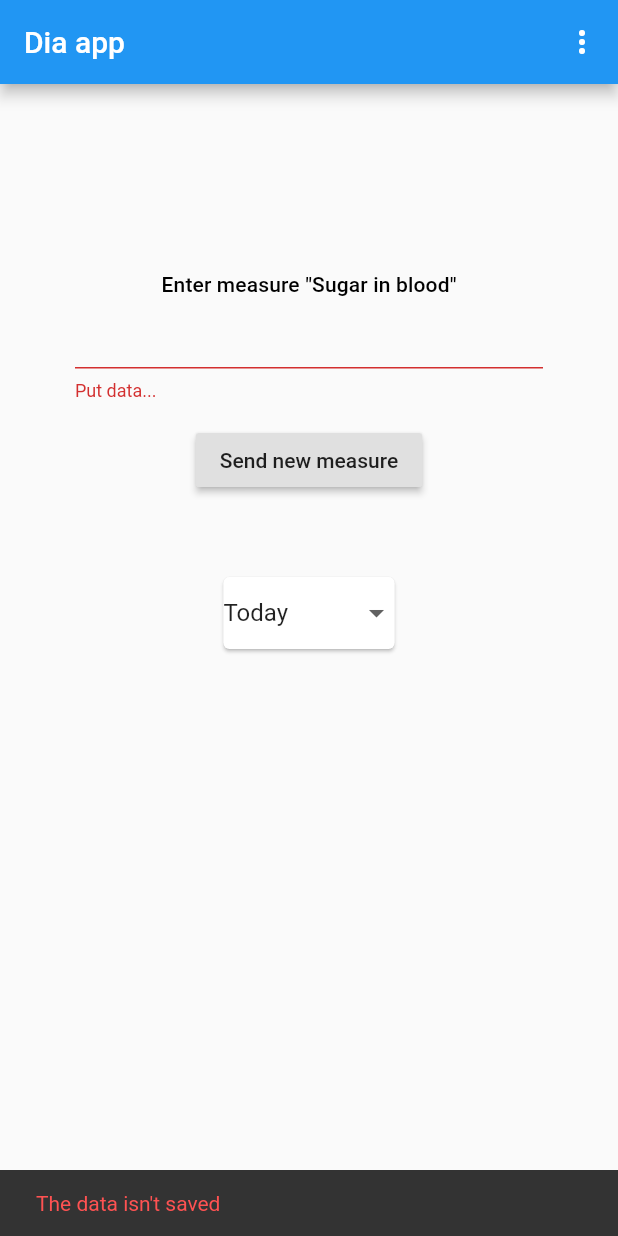
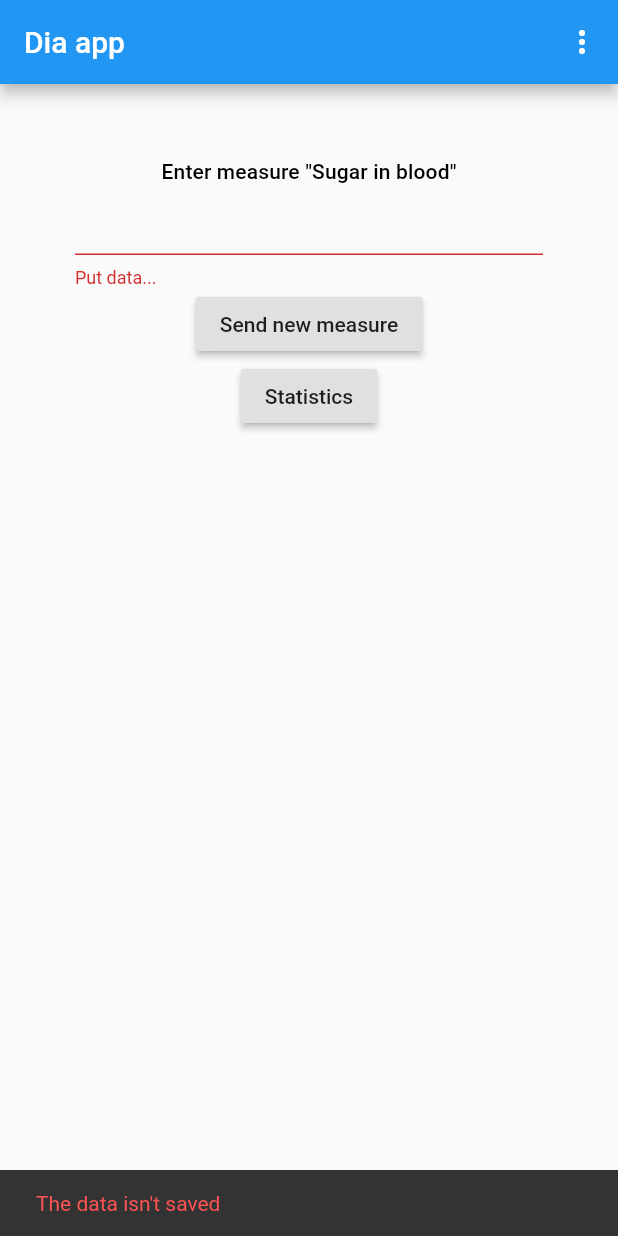
Before and after one commit to dina200/dapp, a Flutter app: the screen it shows once a user with an empty profile is signed in, after a tap on "Send new measure", on a phone screen of 412 x 824 dp. Run offline on Flutter 3.47's test engine with Material 2 defaults, Android fonts, the phone set to English and light mode, and no system bars; our stand-ins replace cloud_firestore, firebase_auth, rxdart, shared_preferences; accounts and stored records are empty; network calls fail.

```diff
--- a/lib/features/main_screen.dart
+++ b/lib/features/main_screen.dart
@@ -1,10 +1,7 @@
-import 'package:cloud_firestore/cloud_firestore.dart';
 import 'package:d_app/features/profile_modal.dart';
-import 'package:d_app/models/user.dart';
-import 'package:d_app/widgets/filter_widget.dart';
+import 'package:d_app/features/statistic_screen.dart';
+import 'package:d_app/firebase/firebase.dart';
 import 'package:flutter/material.dart';
-import 'package:d_app/firebase/firebase.dart';
-import 'package:charts_flutter/flutter.dart' as charts;
 
 class MainScreen extends StatefulWidget {
   final FireBase fireBase;
@@ -19,20 +16,7 @@ class _MainScreenState extends State<MainScreen> {
   final _key = GlobalKey<FormFieldState<String>>();
   final _formKey = GlobalKey<FormState>();
   final _focus = FocusNode();
-
-  List<charts.Series<Statistic, int>> _seriesLineData;
-
-  var linesalesdata = [
-    Statistic(1568285740080, 2.5),
-    Statistic(1568367894667, 8.2),
-    Statistic(1568369488721, 1.2),
-  ];
-
-  @override
-  void initState() {
-    _seriesLineData = List<charts.Series<Statistic, int>>();
-    super.initState();
-  }
+  final GlobalKey<ScaffoldState> _scaffoldKey = GlobalKey<ScaffoldState>();
 
   List<PopupItem> get choices => <PopupItem>[
         PopupItem(
@@ -42,8 +26,17 @@ class _MainScreenState extends State<MainScreen> {
               context: context,
               builder: (context) {
                 return ProfileScreen(fireBase: widget.fireBase);
-                  });
-            }),
+              },
+            );
+          },
+        ),
+        PopupItem(
+          title: 'Statistic',
+          onTap: () {
+            Navigator.of(context)
+                .push(StatisticScreen.buildPageRoute(widget.fireBase));
+          },
+        ),
         PopupItem(
           title: 'Quit',
           onTap: () {
@@ -61,6 +54,7 @@ class _MainScreenState extends State<MainScreen> {
         },
         child: SafeArea(
           child: Scaffold(
+            key: _scaffoldKey,
             appBar: AppBar(
               title: Text('Dia app'),
               actions: <Widget>[
@@ -79,10 +73,9 @@ class _MainScreenState extends State<MainScreen> {
                 ),
               ],
             ),
-            body: Builder(builder: (context) {
-              return SingleChildScrollView(
-                child: Container(
+            body: Container(
               constraints: constraints,
+              alignment: Alignment.topCenter,
               child: Form(
                 key: _formKey,
                 onChanged: () {
@@ -90,29 +83,22 @@ class _MainScreenState extends State<MainScreen> {
                 },
                 child: Column(
                   children: <Widget>[
-                        Expanded(
+                    Container(
+                      alignment: Alignment.topCenter,
+                      padding: const EdgeInsets.only(
+                          top: 50, left: 50.0, right: 50.0),
                       child: Column(
-                            children: <Widget>[
-                              Expanded(
-                                child: Container(
-                                  alignment: Alignment.bottomCenter,
-                                  padding: const EdgeInsets.symmetric(
-                                      vertical: 15.0, horizontal: 50.0),
-                                  child: Column(
-                                    mainAxisAlignment: MainAxisAlignment.end,
                         children: <Widget>[
                           Text(
                             'Enter measure "Sugar in blood"',
-                                        style: Theme.of(context)
-                                            .textTheme
-                                            .subtitle,
+                            style: Theme.of(context).textTheme.subtitle,
                           ),
                           TextFormField(
                             key: _key,
                             textAlign: TextAlign.center,
                             onSaved: (value) {
-                                          setState(() => _key.currentState
-                                              .setValue(value));
+                              setState(
+                                  () => _key.currentState.setValue(value));
                             },
                             keyboardType: TextInputType.number,
                             autovalidate: true,
@@ -135,101 +121,41 @@ class _MainScreenState extends State<MainScreen> {
                         ],
                       ),
                     ),
-                              ),
                     RaisedButton(
                       child: Text('Send new measure'),
                       onPressed: () {
                         if (_key.currentState.validate()) {
-                                    double v = double.tryParse(
-                                        _key.currentState.value);
-                                    Scaffold.of(context).showSnackBar(SnackBar(
-                                      content: Text('The data is saved'),
-                                    ));
+                          double v = double.tryParse(_key.currentState.value);
+                          _showInSnackBar(Text('The data is saved'));
                           widget.fireBase.setSugarInBlood(v);
                         } else {
-                                    Scaffold.of(context).showSnackBar(SnackBar(
-                                      content: Text(
+                          _showInSnackBar(Text(
                             'The data isn\'t saved',
-                                        style:
-                                            TextStyle(color: Colors.redAccent),
-                                      ),
+                            style: TextStyle(color: Colors.redAccent),
                           ));
                         }
+                      },
+                    ),
+
+                    RaisedButton(
+                      child: Text('Statistics'),
+                      onPressed: () {
+                        Navigator.of(context)
+                            .push(StatisticScreen.buildPageRoute(widget.fireBase));
                       },
                     ),
                   ],
                 ),
               ),
-                        Expanded(
-                          flex: 2,
-                          child: Column(
-                            children: <Widget>[
-                              Container(
-                                padding: EdgeInsets.symmetric(
-                                    vertical: 50, horizontal: 20),
-                                child: StreamBuilder<QuerySnapshot>(
-                                  stream: widget.fireBase.statisticStream,
-                                  builder: (context, snapshot) {
-                                    if(!snapshot.hasData){
-                                      return LinearProgressIndicator();
-                                    }
-                                    var list = snapshot.data.documents.map((e){
-                                      var tm = int.tryParse(e.data['timeMeasure'].toString());
-                                      return Statistic(tm, e.data['sugarInBlood']);
-                                    }).toList();
-                                    return Card(
-                                      child: Column(
-                                        children: <Widget>[
-                                          FilterTile(
-                                              filters: _createFilters(),
-                                              onSort: null),
-
-//                                          SizedBox(
-//                                            width: constraints.maxWidth,
-//                                            height: constraints.maxHeight / 5,
-//                                            child: charts.LineChart(
-//                                              _seriesLineData
-//                                                ..add(
-//                                                charts.Series(
-//                                                  colorFn: (__, _) => charts.ColorUtil.fromDartColor(Color(0xffff9900)),
-//                                                  id: 'Air Pollution',
-//                                                  data: list,
-//                                                  domainFn: (Statistic stat, _) =>
-//                                                  stat.timeMeasure - list[0].timeMeasure,
-//                                                  measureFn: (Statistic sales, _) => sales.sugarInBlood,
-//                                                ),
-//                                              ),
-//                                            ),
-//                                          ),
-                                        ],
             ),
-                                    );
-                                  }
-                                ),
-                              ),
-                            ],
-                          ),
-                        )
-                      ],
-                    ),
-                  ),
-                ),
-              );
-            }),
           ),
         ),
       );
     });
   }
 
-  List<Filter> _createFilters() {
-    return <Filter>[
-      Filter(name: 'Today', filter: Filters.Today),
-      Filter(name: 'Last 7 days', filter: Filters.Week),
-      Filter(name: 'Last 30 days', filter: Filters.ThisMonth),
-      Filter(name: 'Year', filter: Filters.ThisYear),
-      Filter(name: 'All', filter: Filters.All),
-    ];
+  void _showInSnackBar(Text text) {
+    _scaffoldKey.currentState.showSnackBar(SnackBar(content: text));
   }
 }
 
--- a/lib/main.dart
+++ b/lib/main.dart
@@ -1,3 +1,4 @@
+import 'package:d_app/res/strings.dart';
 import 'package:flutter/material.dart';
 
 import 'package:d_app/features/login_screen.dart';
@@ -25,7 +26,7 @@ class MyApp extends StatefulWidget {
           FlatButton(
             onPressed: () =>
                 Navigator.of(context).pop(),
-            child: Text('Ok'),
+            child: Text(OK),
           ),
         ],
       ),
@@ -46,7 +47,7 @@ class _MyAppState extends State<MyApp> {
   @override
   Widget build(BuildContext context) {
     return MaterialApp(
-      title: 'DiaApp',
+      title: APP_NAME,
       home: _handleWindowDisplay(),
     );
   }
@@ -55,7 +56,6 @@ class _MyAppState extends State<MyApp> {
     return StreamBuilder(
       stream: _fireBase.onAuthStateChanged,
       builder: (context, snapshot) {
-        print(snapshot.connectionState);
         if (snapshot.connectionState == ConnectionState.waiting) {
           return Scaffold(
             body: Center(
--- /dev/null
+++ b/lib/res/strings.dart
@@ -0,0 +1,2 @@
+const APP_NAME = 'DiaApp';
+const OK = 'Ok';
--- a/pubspec.yaml
+++ b/pubspec.yaml
@@ -24,12 +24,12 @@ dependencies:
   # Use with the CupertinoIcons class for iOS style icons.
   cupertino_icons: ^0.1.2
 
+  intl: ^0.16.0
   shared_preferences: ^0.5.1+2
   rxdart: ^0.22.1
   provider: ^3.0.0+1
   firebase_auth: ^0.14.0+5
   cloud_firestore: ^0.12.9+4
-  charts_flutter: ^0.8.0
 
 dev_dependencies:
   flutter_test:
```
Also changed, not shown: lib/features/statistic_screen.dart (added, +147 -0 lines), lib/widgets/filter_widget.dart (+18 -23 lines), pubspec.lock. Lines whose indentation alone changed are shown as unchanged.
